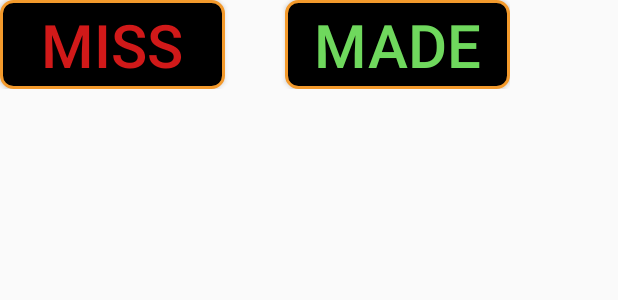
After one commit to michael830713/ProjectBoxScore, an Android app: the layout dialog_made_or_miss.xml on its own in the app's theme, with its tools: preview values and no code run, on a phone screen of 412 x 824 dp. The commit adds this screen. Shown: the top 300 px of the screen. Run offline under Robolectric (Android 15) with nearby library versions, the light colour scheme and no system bars; Roboto replaces fonts that are not available here.

Commit message:
changed the style of made or miss dialog

```diff
--- /dev/null
+++ b/app/src/main/java/com/mike/projectboxscore/mainConsole/MadeOrMissDialog/MadeOrMissCallback.java
@@ -0,0 +1,5 @@
+package com.mike.projectboxscore.mainConsole.MadeOrMissDialog;
+
+public interface MadeOrMissCallback {
+    void madeOrMissCallBack(String madeOrMiss);
+}
--- /dev/null
+++ b/app/src/main/res/drawable/log_border_black_with__rounded_corner.xml
@@ -0,0 +1,7 @@
+<shape xmlns:android="http://schemas.android.com/apk/res/android">
+    <stroke android:width="2dp" android:color="@color/btnColor" />
+    <solid android:color="#000000" />
+    <padding android:bottom="3dp" android:left="3dp" android:right="3dp" android:top="3dp" />
+
+    <corners android:radius="8dp" />
+</shape>
--- /dev/null
+++ b/app/src/main/res/layout/dialog_made_or_miss.xml
@@ -0,0 +1,51 @@
+<?xml version="1.0" encoding="utf-8"?>
+<android.support.constraint.ConstraintLayout xmlns:android="http://schemas.android.com/apk/res/android"
+    xmlns:app="http://schemas.android.com/apk/res-auto"
+    xmlns:tools="http://schemas.android.com/tools"
+    android:layout_width="wrap_content"
+    android:layout_height="wrap_content"
+    style="@style/TransparentDialog"
+    android:background="#00000000"
+    >
+
+
+    <Button
+        android:id="@+id/buttonMade"
+        android:layout_width="150dp"
+        android:layout_height="wrap_content"
+        android:layout_marginStart="40dp"
+        android:layout_marginTop="0dp"
+        android:layout_marginEnd="0dp"
+        android:layout_marginBottom="0dp"
+        android:background="@drawable/log_border_black_with__rounded_corner"
+        android:text=" made "
+        android:textColor="@color/green_confirm"
+        android:textSize="40dp"
+        app:layout_constraintBottom_toBottomOf="parent"
+        app:layout_constraintEnd_toEndOf="parent"
+        app:layout_constraintStart_toEndOf="@+id/buttonMiss"
+        app:layout_constraintTop_toTopOf="parent" />
+
+    <android.support.constraint.Guideline
+        android:id="@+id/guideline6"
+        android:layout_width="wrap_content"
+        android:layout_height="wrap_content"
+        android:orientation="vertical"
+        app:layout_constraintGuide_percent="0.5" />
+
+    <Button
+        android:id="@+id/buttonMiss"
+        android:layout_width="150dp"
+        android:layout_height="wrap_content"
+        android:layout_marginStart="0dp"
+        android:layout_marginTop="0dp"
+        android:layout_marginBottom="0dp"
+        android:background="@drawable/log_border_black_with__rounded_corner"
+        android:text=" miss "
+        android:textColor="@color/red_dismiss"
+        android:textSize="40dp"
+        app:layout_constraintBottom_toBottomOf="parent"
+        app:layout_constraintStart_toStartOf="parent"
+        app:layout_constraintTop_toTopOf="parent"
+        app:layout_constraintVertical_bias="0.499" />
+</android.support.constraint.ConstraintLayout>
--- a/app/src/main/res/layout/viewholder_players.xml
+++ b/app/src/main/res/layout/viewholder_players.xml
@@ -44,6 +44,7 @@
         android:layout_width="20dp"
         android:layout_height="wrap_content"
         android:layout_marginStart="8dp"
+        android:gravity="center"
         android:text="C"
         android:textColor="#ffffff"
         android:textSize="14sp"
--- a/app/src/main/res/values/styles.xml
+++ b/app/src/main/res/values/styles.xml
@@ -67,4 +67,15 @@
 
         <item name="android:layout_marginStart">2dp</item>
     </style>
+    <style name="TransparentDialog">
+        <item name="android:windowFrame">@null</item>
+        <item name="android:windowBackground">@android:color/transparent</item>
+        <item name="android:windowIsFloating">true</item>
+        <item name="android:windowContentOverlay">@null</item>
+        <item name="android:windowTitleStyle">@null</item>
+        <item name="android:windowAnimationStyle">@android:style/Animation.Dialog</item>
+        <item name="android:windowSoftInputMode">stateUnspecified|adjustPan</item>
+        <item name="android:backgroundDimEnabled">false</item>
+        <item name="android:background">@android:color/transparent</item>
+    </style>
 </resources>
```
Also changed, not shown: app/src/main/java/com/mike/projectboxscore/mainConsole/MadeOrMissDialog/MadeOrMissDialog.java (added, +166 -0 lines), app/src/main/java/com/mike/projectboxscore/mainConsole/MainConsoleFragment.java (+62 -18 lines), app/src/main/res/layout/dialog_substitite.xml (+3 -4 lines), app/src/main/res/layout/fragment_console.xml (+13 -13 lines).
